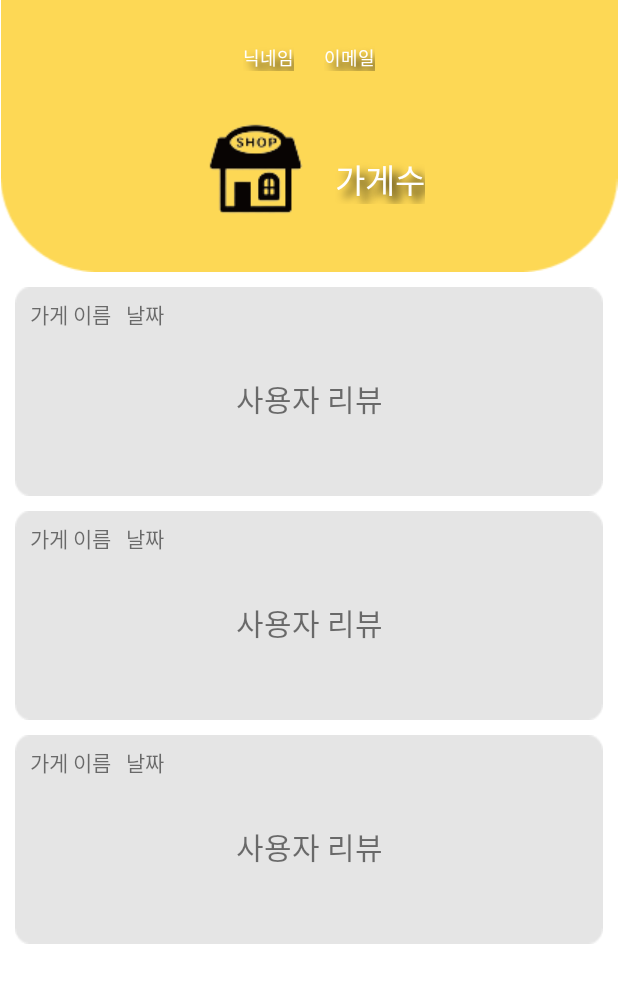
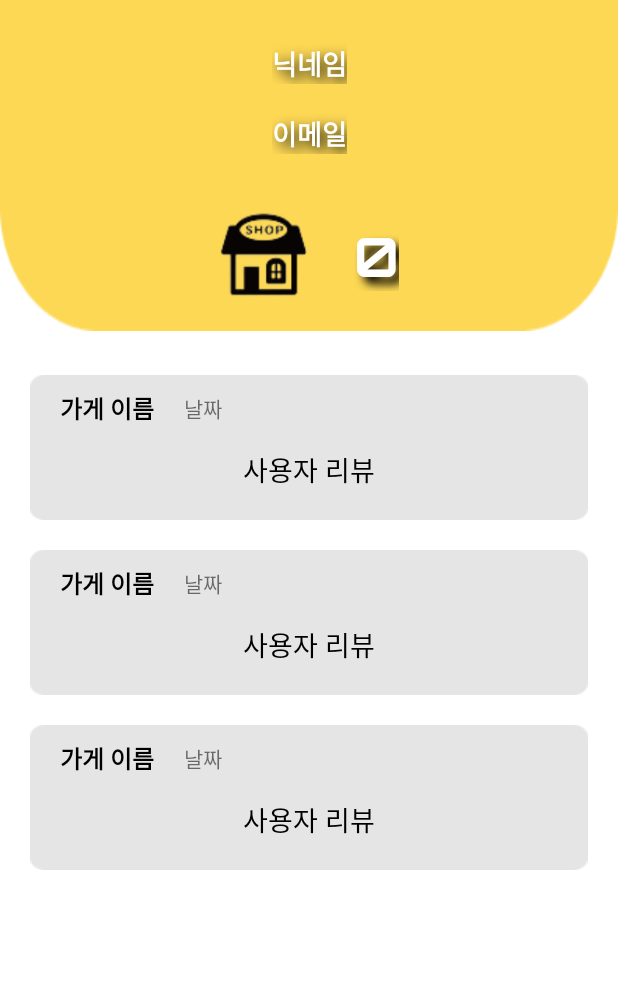
Before and after one commit to 2022-Software-Engineering-Team-5/se-termproject-quickeat, an Android app: the layout fragment_history.xml on its own in the app's theme, with its tools: preview values and no code run, on a phone screen of 412 x 824 dp. Shown: the top 983 px of the screen. Run offline under Robolectric (Android 15) with nearby library versions, the phone set to English and light mode, and no system bars.

Commit message:
fix: Fix the history RecyclerView

```diff
--- a/app/src/main/AndroidManifest.xml
+++ b/app/src/main/AndroidManifest.xml
@@ -22,7 +22,7 @@
         <!-- when you commit, cause the 'app key' -->
         <meta-data
             android:name="com.kakao.sdk.AppKey"
-            android:value="805a879307d8e18e487ef856f09c61e3" />
+            android:value="" />
 
         <activity
             android:name=".ui.intro.SplashActivity"
@@ -40,7 +40,9 @@
 
         <activity android:name=".ui.shopkeeper.CheckActivity" />
         <activity android:name=".ui.shopkeeper.MainActivity" />
-        <activity android:name=".ui.shopkeeper.RegisterActivity" android:windowSoftInputMode="adjustResize" />
+        <activity
+            android:name=".ui.shopkeeper.RegisterActivity"
+            android:windowSoftInputMode="adjustResize" />
 
         <activity android:name=".ui.customer.MainActivity" />
 
--- a/app/src/main/java/com/se/termproject/ui/shopkeeper/MainActivity.kt
+++ b/app/src/main/java/com/se/termproject/ui/shopkeeper/MainActivity.kt
@@ -127,10 +127,12 @@ class MainActivity :
 
         // 확인 버튼 클릭 시
         binding.shopkeeperMainLayout.shopkeeperAvailableTableCountCheckBtn.setOnClickListener {
-            val availableTableCount: Int = Integer.parseInt(binding.shopkeeperMainLayout.shopkeeperAvailableTableCountEt.text.toString())
+            val availableTableCount: Int =
+                Integer.parseInt(binding.shopkeeperMainLayout.shopkeeperAvailableTableCountEt.text.toString())
 
             // update data
-            mShopsReference.child(USER_ID).child("availableTableCount").setValue(availableTableCount)
+            mShopsReference.child(USER_ID).child("availableTableCount")
+                .setValue(availableTableCount)
                 .addOnSuccessListener {
                     Toast.makeText(applicationContext, "업데이트되었습니다.", Toast.LENGTH_SHORT).show()
                 }
--- a/app/src/main/res/layout/fragment_history.xml
+++ b/app/src/main/res/layout/fragment_history.xml
@@ -1,100 +1,145 @@
 <?xml version="1.0" encoding="utf-8"?>
 <androidx.constraintlayout.widget.ConstraintLayout xmlns:android="http://schemas.android.com/apk/res/android"
+    xmlns:app="http://schemas.android.com/apk/res-auto"
+    xmlns:tools="http://schemas.android.com/tools"
     android:layout_width="match_parent"
-    android:layout_height="match_parent"
-    xmlns:app="http://schemas.android.com/apk/res-auto"
-    xmlns:tools="http://schemas.android.com/tools">
+    android:layout_height="match_parent">
 
     <ImageView
         android:id="@+id/history_bg_profile_iv"
         android:layout_width="match_parent"
-        android:layout_height="wrap_content"
+        android:layout_height="230dp"
+        android:layout_marginTop="-10dp"
+        android:scaleType="fitXY"
         android:src="@drawable/bg_history_profile"
         app:layout_constraintEnd_toEndOf="parent"
         app:layout_constraintHorizontal_bias="0.0"
         app:layout_constraintStart_toStartOf="parent"
         app:layout_constraintTop_toTopOf="parent" />
 
+    <!--    <TextView-->
+    <!--        android:id="@+id/history_profile_name_tv"-->
+    <!--        android:layout_width="wrap_content"-->
+    <!--        android:layout_height="wrap_content"-->
+    <!--        android:layout_marginTop="5dp"-->
+    <!--        android:layout_marginEnd="20dp"-->
+    <!--        android:shadowColor="@color/black"-->
+    <!--        android:shadowDx="7.0"-->
+    <!--        android:shadowDy="7.0"-->
+    <!--        android:shadowRadius="7.0"-->
+    <!--        android:text="@string/nickname"-->
+    <!--        android:textColor="@color/white"-->
+    <!--        android:textSize="12sp"-->
+    <!--        android:textStyle="normal"-->
+    <!--        app:layout_constraintBottom_toTopOf="@id/history_profile_numberOfStore_ll"-->
+    <!--        app:layout_constraintEnd_toStartOf="@id/history_profile_email_tv"-->
+    <!--        app:layout_constraintHorizontal_chainStyle="packed"-->
+    <!--        app:layout_constraintStart_toStartOf="parent"-->
+    <!--        app:layout_constraintTop_toTopOf="parent" />-->
+
+    <!--    <TextView-->
+    <!--        android:id="@+id/history_profile_email_tv"-->
+    <!--        android:layout_width="wrap_content"-->
+    <!--        android:layout_height="wrap_content"-->
+    <!--        android:shadowColor="@color/black"-->
+    <!--        android:shadowDx="7.0"-->
+    <!--        android:shadowDy="7.0"-->
+    <!--        android:shadowRadius="7.0"-->
+    <!--        android:text="@string/email"-->
+    <!--        android:textColor="@color/white"-->
+    <!--        android:textSize="12sp"-->
+    <!--        android:textStyle="normal"-->
+    <!--        app:layout_constraintBottom_toBottomOf="@id/history_profile_name_tv"-->
+    <!--        app:layout_constraintEnd_toEndOf="parent"-->
+    <!--        app:layout_constraintHorizontal_chainStyle="packed"-->
+    <!--        app:layout_constraintStart_toEndOf="@id/history_profile_name_tv"-->
+    <!--        app:layout_constraintTop_toTopOf="@id/history_profile_name_tv" />-->
+
     <TextView
         android:id="@+id/history_profile_name_tv"
         android:layout_width="wrap_content"
         android:layout_height="wrap_content"
-        android:layout_marginTop="5dp"
+        android:layout_marginTop="20dp"
         android:shadowColor="@color/black"
-        android:shadowDx="7.0"
-        android:shadowDy="7.0"
-        android:shadowRadius="7.0"
+        android:shadowDx="5.0"
+        android:shadowDy="5.0"
+        android:shadowRadius="10.0"
         android:text="@string/nickname"
         android:textColor="@color/white"
-        android:textSize="12sp"
-        android:textStyle="normal"
+        android:textSize="18sp"
+        android:textStyle="bold"
+        app:layout_constraintBottom_toTopOf="@id/history_profile_email_tv"
+        app:layout_constraintEnd_toEndOf="parent"
         app:layout_constraintHorizontal_chainStyle="packed"
         app:layout_constraintStart_toStartOf="parent"
-        app:layout_constraintEnd_toStartOf="@id/history_profile_email_tv"
-        app:layout_constraintTop_toTopOf="parent"
-        app:layout_constraintBottom_toTopOf="@id/history_profile_numberOfStore_ll"
-        android:layout_marginEnd="20dp"/>
+        app:layout_constraintTop_toTopOf="parent" />
 
     <TextView
         android:id="@+id/history_profile_email_tv"
         android:layout_width="wrap_content"
         android:layout_height="wrap_content"
+        android:layout_marginTop="10dp"
+        android:layout_marginBottom="20dp"
         android:shadowColor="@color/black"
-        android:shadowDx="7.0"
-        android:shadowDy="7.0"
-        android:shadowRadius="7.0"
+        android:shadowDx="5.0"
+        android:shadowDy="5.0"
+        android:shadowRadius="10.0"
         android:text="@string/email"
         android:textColor="@color/white"
-        android:textSize="12sp"
-        android:textStyle="normal"
+        android:textSize="18sp"
+        android:textStyle="bold"
+        app:layout_constraintBottom_toTopOf="@id/history_profile_numberOfStore_ll"
+        app:layout_constraintEnd_toEndOf="parent"
         app:layout_constraintHorizontal_chainStyle="packed"
-        app:layout_constraintStart_toEndOf="@id/history_profile_name_tv"
-        app:layout_constraintEnd_toEndOf="parent"
-        app:layout_constraintTop_toTopOf="@id/history_profile_name_tv"
-        app:layout_constraintBottom_toBottomOf="@id/history_profile_name_tv"/>
+        app:layout_constraintStart_toStartOf="parent"
+        app:layout_constraintTop_toBottomOf="@id/history_profile_name_tv" />
 
     <LinearLayout
         android:id="@+id/history_profile_numberOfStore_ll"
         android:layout_width="match_parent"
         android:layout_height="wrap_content"
+        android:gravity="center"
         android:orientation="horizontal"
+        app:layout_constraintBottom_toBottomOf="@id/history_bg_profile_iv"
+        app:layout_constraintEnd_toEndOf="@id/history_bg_profile_iv"
         app:layout_constraintHorizontal_chainStyle="packed"
-        android:gravity="center"
-        app:layout_constraintTop_toBottomOf="@id/history_profile_email_tv"
-        app:layout_constraintBottom_toBottomOf="@id/history_bg_profile_iv"
         app:layout_constraintStart_toStartOf="@id/history_bg_profile_iv"
-        app:layout_constraintEnd_toEndOf="@id/history_bg_profile_iv">
+        app:layout_constraintTop_toBottomOf="@id/history_profile_email_tv">
 
         <ImageView
             android:id="@+id/store_iv"
-        android:layout_width="wrap_content"
-        android:layout_height="wrap_content"
+            android:layout_width="80dp"
+            android:layout_height="80dp"
+            android:layout_marginEnd="10dp"
             android:src="@drawable/ic_store"
-        app:layout_constraintStart_toStartOf="@id/history_bg_profile_iv"
             app:layout_constraintEnd_toStartOf="@id/history_profile_numberOfStore_tv"
-        android:layout_marginEnd="10dp">
-    </ImageView>
-
+            app:layout_constraintStart_toStartOf="@id/history_bg_profile_iv" />
 
         <TextView
             android:id="@+id/history_profile_numberOfStore_tv"
             android:layout_width="wrap_content"
             android:layout_height="wrap_content"
-        android:layout_marginTop="5dp"
+            android:layout_margin="10dp"
+            android:fontFamily="@font/orbitron_bold"
             android:shadowColor="@color/black"
             android:shadowDx="7.0"
             android:shadowDy="7.0"
             android:shadowRadius="7.0"
-        android:text="@string/numberOfStore"
+            android:text="@string/number_of_reviews"
             android:textColor="@color/white"
-        android:textSize="22sp"
-        android:textStyle="normal" />
+            android:textSize="36sp"
+            android:textStyle="bold" />
+
     </LinearLayout>
 
     <androidx.recyclerview.widget.RecyclerView
         android:id="@+id/ranking_rv"
         android:layout_width="match_parent"
         android:layout_height="0dp"
+        android:layout_marginStart="20dp"
+        android:layout_marginTop="30dp"
+        android:layout_marginEnd="20dp"
+        android:layout_marginBottom="20dp"
         android:orientation="vertical"
         android:overScrollMode="never"
         app:layoutManager="androidx.recyclerview.widget.LinearLayoutManager"
@@ -102,8 +147,6 @@
         app:layout_constraintTop_toBottomOf="@+id/history_bg_profile_iv"
         app:layout_constraintVertical_bias="0.0"
         tools:layout_editor_absoluteX="0dp"
-        tools:listitem="@layout/item_history_store"
-        android:layout_marginTop="10dp"
-        android:layout_marginStart="10dp"
-        android:layout_marginEnd="10dp"/>
+        tools:listitem="@layout/item_history_store" />
+
 </androidx.constraintlayout.widget.ConstraintLayout>
--- a/app/src/main/res/layout/item_history_store.xml
+++ b/app/src/main/res/layout/item_history_store.xml
@@ -1,50 +1,51 @@
 <?xml version="1.0" encoding="utf-8"?>
-<androidx.constraintlayout.widget.ConstraintLayout
-    xmlns:android="http://schemas.android.com/apk/res/android"
+<androidx.constraintlayout.widget.ConstraintLayout xmlns:android="http://schemas.android.com/apk/res/android"
     xmlns:app="http://schemas.android.com/apk/res-auto"
-    xmlns:tools="http://schemas.android.com/tools"
     android:layout_width="match_parent"
     android:layout_height="wrap_content"
-    android:background="@drawable/bg_history_review"
-    android:layout_marginBottom="10dp">
+    android:layout_marginBottom="20dp"
+    android:background="@drawable/bg_history_review">
 
     <TextView
         android:id="@+id/history_store_title"
         android:layout_width="wrap_content"
         android:layout_height="wrap_content"
-        android:layout_marginStart="10dp"
-        android:layout_marginTop="5dp"
-        android:text="가게 이름"
+        android:layout_marginStart="20dp"
+        android:layout_marginTop="10dp"
+        android:text="@string/shop_name"
+        android:textColor="@color/black"
+        android:textSize="16sp"
+        android:textStyle="bold"
+        app:layout_constraintBottom_toTopOf="@id/history_store_review"
         app:layout_constraintStart_toStartOf="parent"
-        app:layout_constraintTop_toTopOf="parent"
-        app:layout_constraintBottom_toTopOf="@id/history_store_review"/>
+        app:layout_constraintTop_toTopOf="parent" />
 
     <TextView
         android:id="@+id/history_store_date"
         android:layout_width="wrap_content"
         android:layout_height="wrap_content"
-        android:layout_marginStart="10dp"
-        android:layout_marginTop="5dp"
-        android:text="날짜"
+        android:layout_marginStart="20dp"
+        android:text="@string/date"
+        app:layout_constraintBottom_toBottomOf="@id/history_store_title"
         app:layout_constraintStart_toEndOf="@id/history_store_title"
-        app:layout_constraintTop_toTopOf="parent"
-        app:layout_constraintBottom_toTopOf="@id/history_store_review"/>
+        app:layout_constraintTop_toTopOf="@id/history_store_title" />
 
     <TextView
         android:id="@+id/history_store_review"
-        android:layout_width="349dp"
-        android:layout_height="89dp"
-        android:layout_marginStart="5dp"
-        android:layout_marginTop="30dp"
-        android:layout_marginEnd="5dp"
+        android:layout_width="match_parent"
+        android:layout_height="wrap_content"
+        android:layout_marginStart="20dp"
+        android:layout_marginTop="15dp"
+        android:layout_marginEnd="20dp"
         android:layout_marginBottom="20dp"
-        android:text="사용자 리뷰"
-        android:textSize="20dp"
         android:gravity="center"
+        android:text="@string/customer_review"
+        android:textColor="@color/black"
+        android:textSize="18sp"
         app:layout_constraintBottom_toBottomOf="parent"
         app:layout_constraintEnd_toEndOf="parent"
         app:layout_constraintStart_toStartOf="parent"
-        app:layout_constraintTop_toTopOf="parent"
-        app:layout_constraintVertical_bias="1.0"/>
+        app:layout_constraintTop_toBottomOf="@id/history_store_title"
+        app:layout_constraintVertical_bias="1.0" />
 
 </androidx.constraintlayout.widget.ConstraintLayout>
--- a/app/src/main/res/values/strings.xml
+++ b/app/src/main/res/values/strings.xml
@@ -61,7 +61,7 @@
     <!-- history -->
     <string name="nickname">닉네임</string>
     <string name="email">이메일</string>
-    <string name="numberOfStore">가게수</string>
+    <string name="number_of_reviews">0</string>
     <string name="shopkeeper_percentage_title">현재 사용 중인 테이블 수/전체 테이블 수</string>
     <string name="shopkeeper_percentage">0%</string>
     <string name="table_type_2">2인 테이블 개수</string>
@@ -69,5 +69,7 @@
     <string name="upload">업로드</string>
     <string name="customer">Customer</string>
     <string name="shopkeeper">Shopkeeper</string>
+    <string name="date">날짜</string>
+    <string name="customer_review">사용자 리뷰</string>
 
 </resources>
```
Also changed, not shown: app/src/main/java/com/se/termproject/base/kotlin/BaseFragment.kt (+8 -2 lines), app/src/main/java/com/se/termproject/ui/customer/history/HistoryFragment.kt (+57 -21 lines), app/src/main/java/com/se/termproject/ui/customer/history/HistoryRVAdapter.kt (+8 -6 lines), app/src/main/java/com/se/termproject/ui/customer/history/Store.kt (deleted, +0 -7 lines), app/src/main/java/com/se/termproject/ui/customer/home/HomeFragment.kt (+5 -2 lines). Lines whose indentation alone changed are shown as unchanged.
